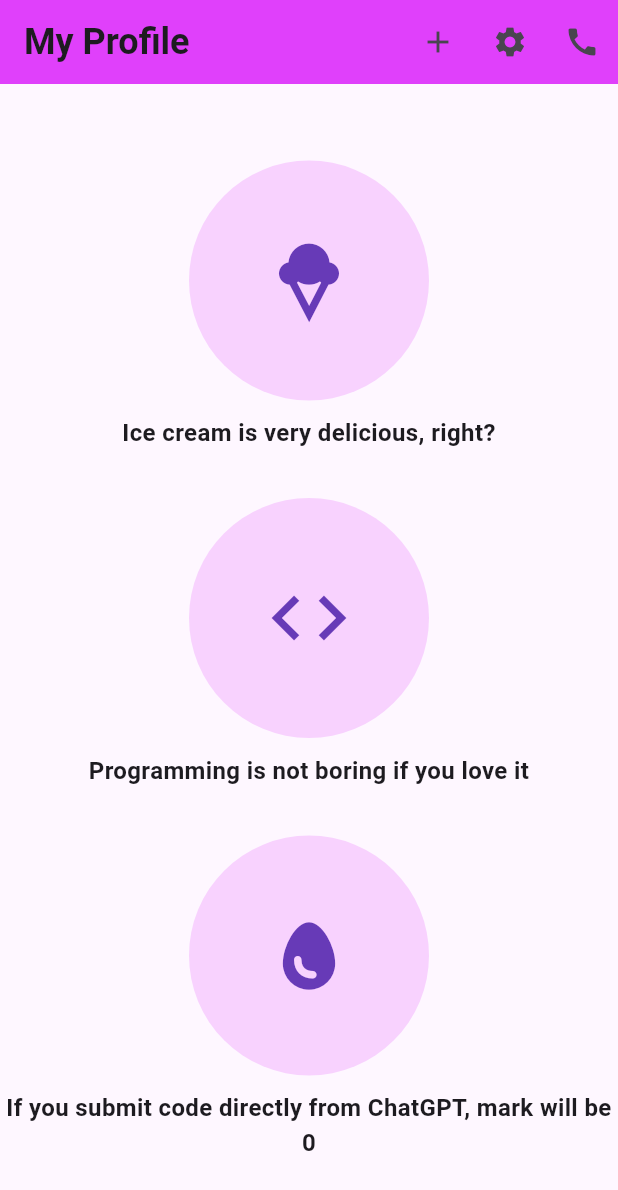
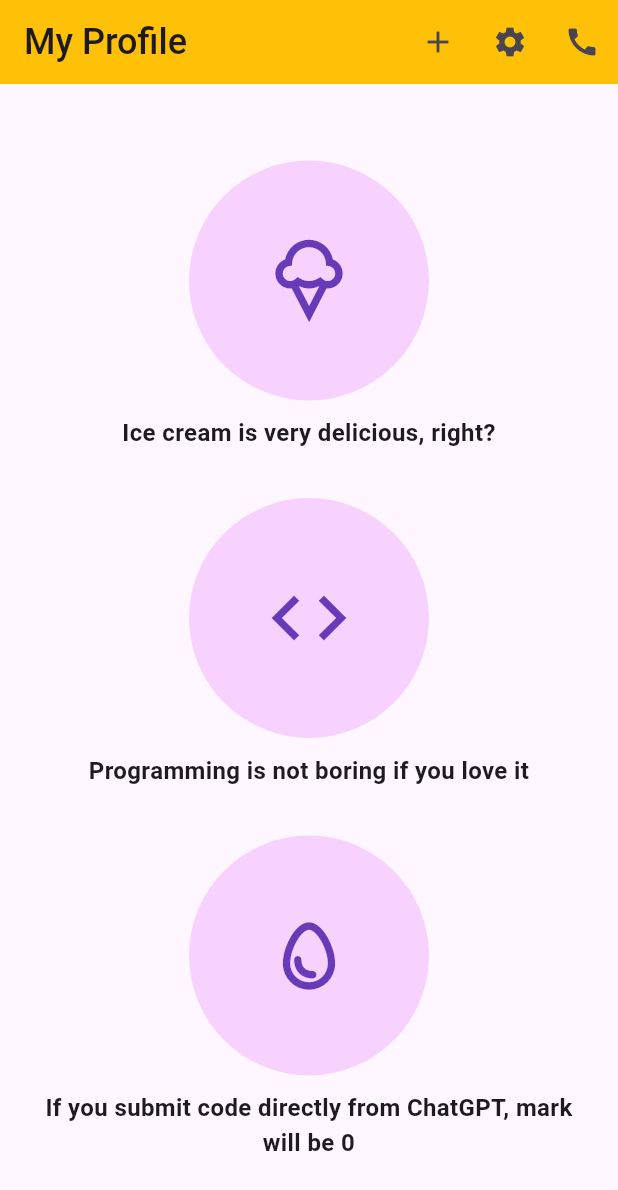
Before and after one commit to Monem04/flutter_batch_8_ostad, a Flutter app: the screen it shows after launch, after a tap on the "add" icon, on a phone screen of 412 x 824 dp. Shown: the top 1190 px of the screen. Run offline on Flutter 3.47's test engine with Material 3 defaults, Android fonts, the phone set to English and light mode, and no system bars.

Commit message:
task has been completed

```diff
--- a/lib/main.dart
+++ b/lib/main.dart
@@ -2,7 +2,7 @@ import 'package:flutter/cupertino.dart';
 import 'package:flutter/material.dart';
 
 void main() {
-  runApp(MyApp());
+  runApp(const MyApp());
 }
 
 class MyApp extends StatelessWidget {
@@ -10,7 +10,7 @@ class MyApp extends StatelessWidget {
 
   @override
   Widget build(BuildContext context) {
-    return MaterialApp(
+    return const MaterialApp(
       title: 'mone',
       home: Home(),
     );
@@ -24,26 +24,28 @@ class Home extends StatelessWidget {
   Widget build(BuildContext context) {
     return Scaffold(
       appBar: AppBar(
-        title: Text(
+        title: const Text(
           'My Profile',
           style: TextStyle(
-            fontWeight: FontWeight.w600,
+            fontWeight: FontWeight.w500,
             fontSize: 24,
           ),
         ),
-        backgroundColor: Colors.purpleAccent,
+        backgroundColor: Colors.amber,
         actions: [
-          IconButton(onPressed: () {}, icon: Icon(Icons.add)),
-          IconButton(onPressed: () {}, icon: Icon(Icons.settings)),
-          IconButton(onPressed: () {}, icon: Icon(Icons.call)),
+          IconButton(onPressed: () {}, icon: const Icon(Icons.add)),
+          IconButton(onPressed: () {}, icon: const Icon(Icons.settings)),
+          IconButton(onPressed: () {}, icon: const Icon(Icons.call)),
         ],
       ),
-      body: Center(
+      body: const Padding(
+        padding: EdgeInsets.symmetric(horizontal: 24),
+        child: Center(
           child: Column(
             mainAxisAlignment: MainAxisAlignment.center,
             children: [
               ProfileItem(
-              icon: Icons.icecream,
+                icon: Icons.icecream_outlined,
                 text: 'Ice cream is very delicious, right?',
               ),
               ProfileItem(
@@ -51,10 +53,11 @@ class Home extends StatelessWidget {
                 text: 'Programming is not boring if you love it',
               ),
               ProfileItem(
-              icon: Icons.egg,
+                icon: Icons.egg_outlined,
                 text: 'If you submit code directly from ChatGPT, mark will be 0',
               ),
             ],
+          ),
         ),
       ),
     );
@@ -82,11 +85,11 @@ class ProfileItem extends StatelessWidget {
               color: Colors.deepPurple,
             ),
           ),
-          SizedBox(height: 10),
+          const SizedBox(height: 10),
           Text(
             text,
             textAlign: TextAlign.center,
-            style: TextStyle(fontSize: 16, fontWeight: FontWeight.bold),
+            style: const TextStyle(fontSize: 16, fontWeight: FontWeight.bold),
           ),
         ],
       ),
```
Lines whose indentation alone changed are shown as unchanged.
